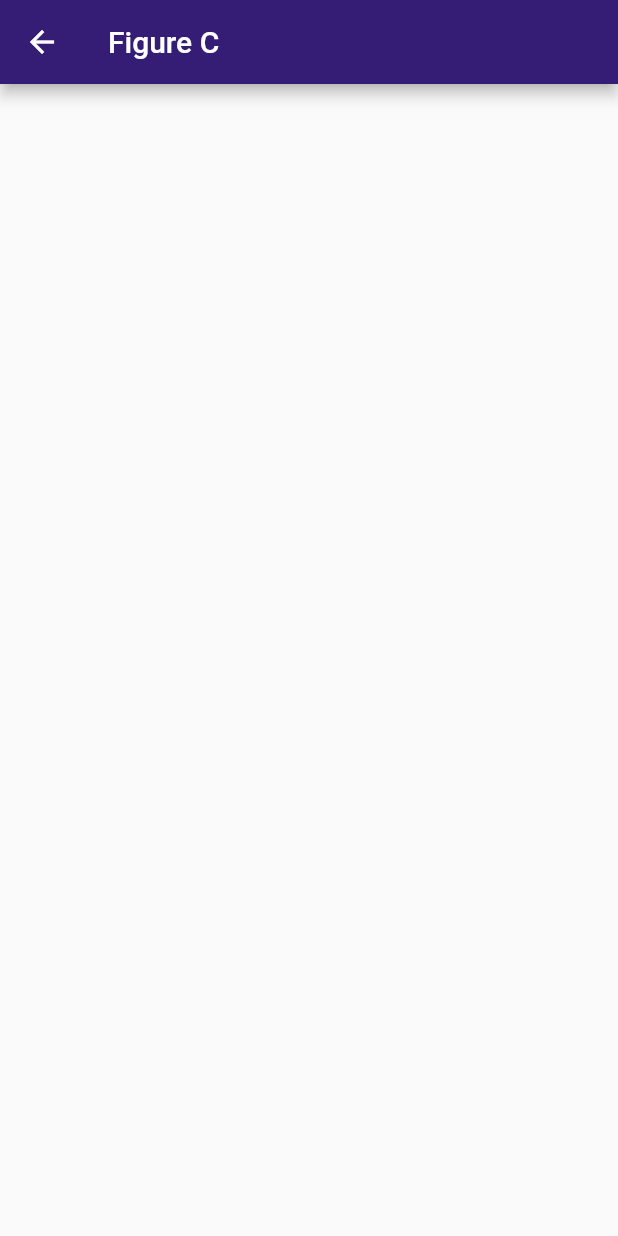
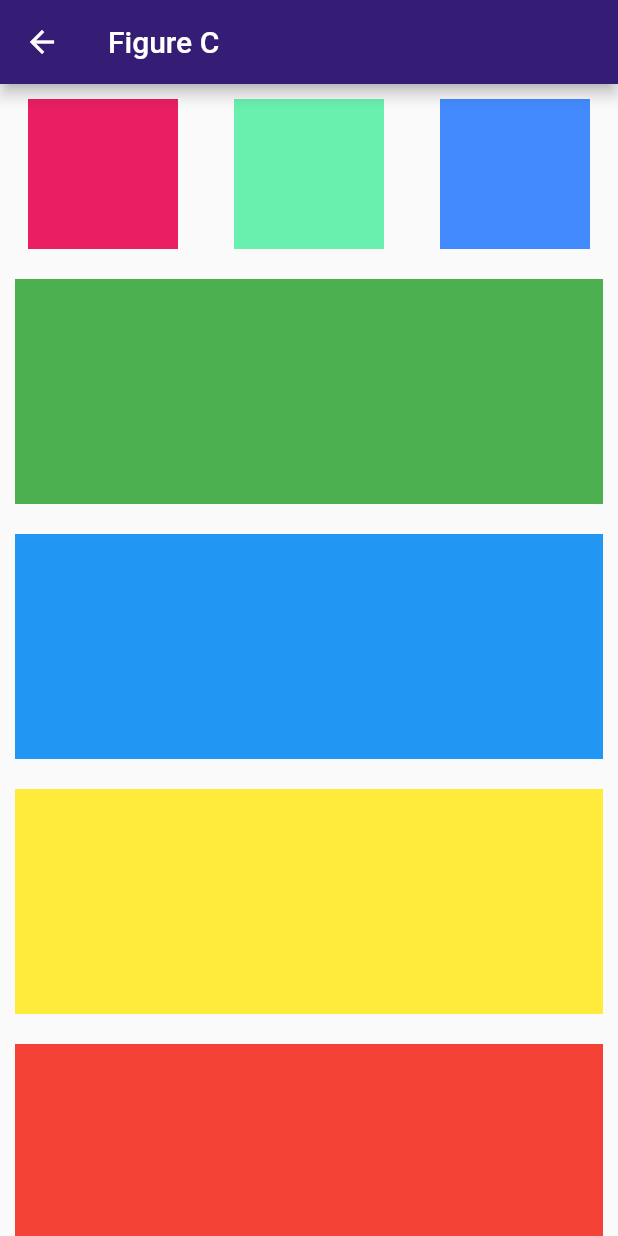
Before and after one commit to denverthjhay/FlutterNavigation, a Flutter app: the FigureB screen opened directly, after a tap on "Proceedd to Figure C", on a phone screen of 412 x 824 dp. Run offline on Flutter 3.47's test engine with Material 2 defaults, Android fonts, the phone set to English and light mode, and no system bars.

Commit message:
updated Screens

```diff
--- a/Login/lib/loginScreen.dart
+++ b/Login/lib/loginScreen.dart
@@ -155,7 +155,34 @@ class FigureA extends StatelessWidget {
       appBar: AppBar(
           title: const Text('Figure A'), backgroundColor: Color(0xff351c75)),
       body: Center(
-        child: ElevatedButton(
+          child: Column(
+        children: <Widget>[
+          Container(
+            margin: EdgeInsets.all(10),
+            width: 400,
+            height: 150,
+            color: Colors.green,
+          ),
+          Container(
+            margin: EdgeInsets.all(10),
+            width: 400,
+            height: 150,
+            color: Colors.blue,
+          ),
+          Container(
+            margin: EdgeInsets.all(10),
+            width: 400,
+            height: 150,
+            color: Colors.yellow,
+          ),
+          Container(
+            margin: EdgeInsets.all(10),
+            width: 400,
+            height: 150,
+            color: Colors.red,
+          ),
+          SizedBox(height: 10),
+          ElevatedButton(
             style: ElevatedButton.styleFrom(
                 primary: Color(0xff351c75),
                 padding: EdgeInsets.all(15),
@@ -169,7 +196,8 @@ class FigureA extends StatelessWidget {
               );
             },
           ),
-      ),
+        ],
+      )),
     );
   }
 }
@@ -182,7 +210,33 @@ class FigureB extends StatelessWidget {
       appBar: AppBar(
           title: const Text('Figure B'), backgroundColor: Color(0xff351c75)),
       body: Center(
-        child: ElevatedButton(
+        child: Column(
+          children: <Widget>[
+            Row(
+              mainAxisAlignment: MainAxisAlignment.spaceAround,
+              children: [
+                Container(
+                  margin: EdgeInsets.all(10),
+                  width: 100,
+                  height: 100,
+                  color: Colors.pink,
+                ),
+                Container(
+                  margin: EdgeInsets.all(10),
+                  width: 100,
+                  height: 100,
+                  color: Colors.greenAccent,
+                ),
+                Container(
+                  margin: EdgeInsets.all(10),
+                  width: 100,
+                  height: 100,
+                  color: Colors.blueAccent,
+                )
+              ],
+            ),
+            SizedBox(height: 40),
+            ElevatedButton(
               style: ElevatedButton.styleFrom(
                   primary: Color(0xff351c75),
                   padding: EdgeInsets.all(15),
@@ -196,6 +250,8 @@ class FigureB extends StatelessWidget {
                 );
               },
             ),
+          ],
+        ),
       ),
     );
   }
@@ -208,7 +264,59 @@ class FigureC extends StatelessWidget {
     return Scaffold(
       appBar: AppBar(
           title: const Text('Figure C'), backgroundColor: Color(0xff351c75)),
-      body: Center(),
+      body: Center(
+        child: Column(
+          children: <Widget>[
+            Row(
+              mainAxisAlignment: MainAxisAlignment.spaceAround,
+              children: [
+                Container(
+                  margin: EdgeInsets.all(10),
+                  width: 100,
+                  height: 100,
+                  color: Colors.pink,
+                ),
+                Container(
+                  margin: EdgeInsets.all(10),
+                  width: 100,
+                  height: 100,
+                  color: Colors.greenAccent,
+                ),
+                Container(
+                  margin: EdgeInsets.all(10),
+                  width: 100,
+                  height: 100,
+                  color: Colors.blueAccent,
+                )
+              ],
+            ),
+            Container(
+              margin: EdgeInsets.all(10),
+              width: 400,
+              height: 150,
+              color: Colors.green,
+            ),
+            Container(
+              margin: EdgeInsets.all(10),
+              width: 400,
+              height: 150,
+              color: Colors.blue,
+            ),
+            Container(
+              margin: EdgeInsets.all(10),
+              width: 400,
+              height: 150,
+              color: Colors.yellow,
+            ),
+            Container(
+              margin: EdgeInsets.all(10),
+              width: 400,
+              height: 150,
+              color: Colors.red,
+            ),
+          ],
+        ),
+      ),
     );
   }
 }
```
Lines whose indentation alone changed are shown as unchanged.
